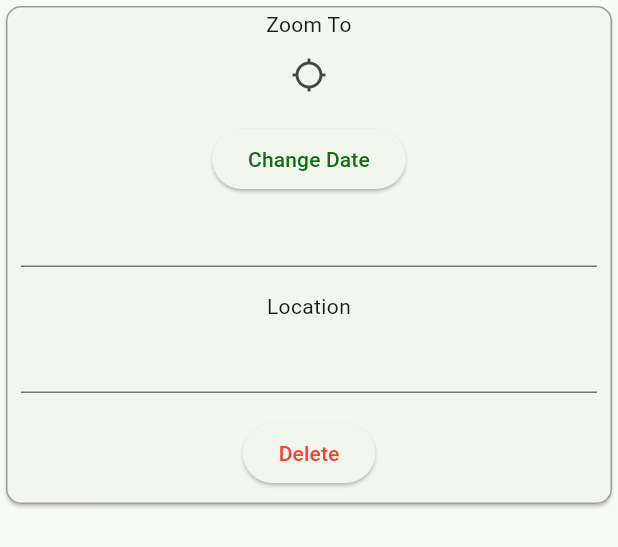
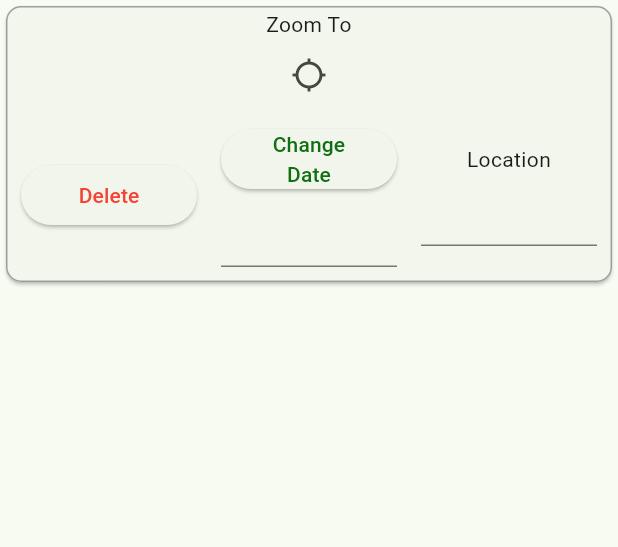
Before and after one commit to tayloraj10/TrashMap, a Flutter app: the SubmissionEditor widget shown alone on an empty page, opened directly with empty values, after a tap on "Delete", on a phone screen of 412 x 824 dp. Shown: the top 547 px of the screen. Run offline on Flutter 3.47's test engine with Material 3 defaults, Android fonts, the phone set to English and light mode, and no system bars; our stand-ins replace cloud_firestore, firebase_auth, firebase_core, geolocator, google_maps_flutter, sliding_up_panel; missing offline and left inert: flutterfire_ui, pointer_interceptor; accounts and stored records are empty; generated files the repository leaves out were written again; statements that could not run were skipped.

Commit message:
rework app drawer to better manage submissions

```diff
--- a/lib/components/map_drawer.dart
+++ b/lib/components/map_drawer.dart
@@ -11,6 +11,8 @@ class MapDrawer extends StatefulWidget {
 }
 
 class _MapDrawerState extends State<MapDrawer> {
+  bool showCleanups = true;
+
   final Stream<QuerySnapshot> _cleanupsStream = FirebaseFirestore.instance
       .collection('cleanups')
       .where('uid', isEqualTo: FirebaseAuth.instance.currentUser!.uid)
@@ -33,20 +35,37 @@ class _MapDrawerState extends State<MapDrawer> {
           : MediaQuery.of(context).size.width * .25,
       child: ListView(
         children: <Widget>[
+          Row(
+            mainAxisAlignment: MainAxisAlignment.center,
+            children: [
               const Padding(
                 padding: EdgeInsets.all(14),
                 child: Text(
                   'Manage Your Submissions',
-              style: TextStyle(fontWeight: FontWeight.w500, fontSize: 18),
+                  style: TextStyle(fontWeight: FontWeight.bold, fontSize: 18),
                 ),
               ),
+              ElevatedButton.icon(
+                icon: const Icon(Icons.swap_horiz),
+                label: Text(showCleanups ? 'Cleanups' : 'Trash Reports',
+                    style: const TextStyle(
+                        fontWeight: FontWeight.bold, fontSize: 16)),
+                onPressed: () {
+                  setState(() {
+                    showCleanups = !showCleanups;
+                  });
+                },
+              )
+            ],
+          ),
+          if (showCleanups) ...[
             Container(
               color: Colors.green,
               child: const Padding(
                 padding: EdgeInsets.symmetric(horizontal: 14, vertical: 8),
                 child: Text(
                   'Your Cleanups',
-                style: TextStyle(fontWeight: FontWeight.w500, fontSize: 16),
+                  style: TextStyle(fontWeight: FontWeight.bold, fontSize: 16),
                 ),
               ),
             ),
@@ -63,7 +82,6 @@ class _MapDrawerState extends State<MapDrawer> {
                     child: Text('Error: ${snapshot.error}'),
                   );
                 } else {
-                // final data = snapshot.data
                   return Container(
                     color: Colors.green,
                     child: ListView(
@@ -87,13 +105,15 @@ class _MapDrawerState extends State<MapDrawer> {
                 }
               },
             ),
+          ],
+          if (!showCleanups) ...[
             Container(
               color: Colors.red,
               child: const Padding(
                 padding: EdgeInsets.symmetric(horizontal: 14, vertical: 8),
                 child: Text(
                   'Your Trash Reports',
-                style: TextStyle(fontWeight: FontWeight.w500, fontSize: 16),
+                  style: TextStyle(fontWeight: FontWeight.bold, fontSize: 16),
                 ),
               ),
             ),
@@ -112,7 +132,6 @@ class _MapDrawerState extends State<MapDrawer> {
                       child: Text('Error: ${snapshot.error}'),
                     );
                   } else {
-                  // final data = snapshot.data;
                     return ListView(
                       physics: const NeverScrollableScrollPhysics(),
                       primary: false,
@@ -132,7 +151,8 @@ class _MapDrawerState extends State<MapDrawer> {
                   }
                 },
               ),
-          )
+            ),
+          ]
         ],
       ),
     );
--- a/lib/components/submission_editor.dart
+++ b/lib/components/submission_editor.dart
@@ -83,14 +83,11 @@ class _SubmissionEditorState extends State<SubmissionEditor> {
             ),
             child: Padding(
               padding: const EdgeInsets.all(2),
-              child: Wrap(
-                  crossAxisAlignment: WrapCrossAlignment.center,
-                  alignment: WrapAlignment.center,
-                  runAlignment: WrapAlignment.center,
-                  direction: Axis.horizontal,
-                  // shrinkWrap: true,
-                  // gridDelegate: const SliverGridDelegateWithFixedCrossAxisCount(
-                  //     crossAxisCount: 3, childAspectRatio: 1.5),
+              child: LayoutBuilder(
+                builder: (context, constraints) {
+                  if (constraints.maxWidth < 600) {
+                    // Small screen layout
+                    return Column(
                       children: [
                         GridTile(
                           child: Column(
@@ -102,7 +99,82 @@ class _SubmissionEditorState extends State<SubmissionEditor> {
                               ),
                               IconButton(
                                   onPressed: () => {
-                                    Provider.of<AppData>(context, listen: false)
+                                        Provider.of<AppData>(context,
+                                                listen: false)
+                                            .getMapController
+                                            .animateCamera(
+                                                CameraUpdate.newLatLngZoom(
+                                                    LatLng(widget.data['lat'],
+                                                        widget.data['lng']),
+                                                    18))
+                                      },
+                                  icon: const Icon(Icons.location_searching))
+                            ],
+                          ),
+                        ),
+                        Table(
+                          columnWidths: const <int, TableColumnWidth>{},
+                          defaultVerticalAlignment:
+                              TableCellVerticalAlignment.middle,
+                          children: [
+                            TableRow(children: [
+                              Padding(
+                                padding: const EdgeInsets.all(8.0),
+                                child: ElevatedButton(
+                                    onPressed: () => {delete(widget.id)},
+                                    child: const Text(
+                                      'Delete',
+                                      style: TextStyle(color: Colors.red),
+                                    )),
+                              ),
+                              PropertyTile(
+                                  title: 'Change Date',
+                                  controller: _dateController,
+                                  keyboardType: TextInputType.datetime),
+                              PropertyTile(
+                                title: 'Location',
+                                controller: _locationController,
+                              ),
+                            ]),
+                            if (widget.type == 'cleanups')
+                              TableRow(children: [
+                                PropertyTile(
+                                  title: 'Group',
+                                  controller: _groupController,
+                                ),
+                                PropertyTile(
+                                    title: '# of Bags',
+                                    controller: _bagsController,
+                                    keyboardType: TextInputType.number),
+                                PropertyTile(
+                                    title: 'Pounds of Trash Cleaned',
+                                    controller: _weightController,
+                                    keyboardType: TextInputType.number),
+                              ]),
+                          ],
+                        ),
+                      ],
+                    );
+                  } else {
+                    // Large screen layout
+                    return Table(
+                      columnWidths: const <int, TableColumnWidth>{},
+                      defaultVerticalAlignment:
+                          TableCellVerticalAlignment.middle,
+                      children: [
+                        TableRow(children: [
+                          GridTile(
+                            child: Column(
+                              mainAxisAlignment: MainAxisAlignment.center,
+                              children: [
+                                const Text(
+                                  'Zoom To',
+                                  textAlign: TextAlign.center,
+                                ),
+                                IconButton(
+                                    onPressed: () => {
+                                          Provider.of<AppData>(context,
+                                                  listen: false)
                                               .getMapController
                                               .animateCamera(
                                                   CameraUpdate.newLatLngZoom(
@@ -146,7 +218,12 @@ class _SubmissionEditorState extends State<SubmissionEditor> {
                                   style: TextStyle(color: Colors.red),
                                 )),
                           ),
-                  ]),
+                        ])
+                      ],
+                    );
+                  }
+                },
+              ),
             ),
           ),
         ),
--- a/lib/screens/map_page.dart
+++ b/lib/screens/map_page.dart
@@ -1,6 +1,7 @@
 import 'package:firebase_auth/firebase_auth.dart';
 import 'package:flutter/material.dart';
 import 'package:provider/provider.dart';
+import 'package:sliding_up_panel/sliding_up_panel.dart';
 import 'package:trash_map/components/map_app_bar.dart';
 import 'package:trash_map/components/map_drawer.dart';
 import 'package:trash_map/components/trash_map.dart';
@@ -15,13 +16,16 @@ class MapPage extends StatelessWidget {
     return Scaffold(
       appBar: MapAppBar(),
       body: SafeArea(
-        child: Row(
+        child: Column(
           children: [
+            const Expanded(child: TrashMap()),
             if (Provider.of<AppData>(context, listen: true).getShowPanel)
-              const MapDrawer(),
-            const Expanded(
-              child: TrashMap(),
-            ),
+              SlidingUpPanel(
+                panel: const MapDrawer(),
+                parallaxEnabled: false,
+                minHeight: MediaQuery.of(context).size.height * .55,
+                maxHeight: MediaQuery.of(context).size.height * .55,
+              )
           ],
         ),
       ),
--- a/pubspec.yaml
+++ b/pubspec.yaml
@@ -43,6 +43,7 @@ dependencies:
   intl: ^0.18.1
   pointer_interceptor: ^0.10.1
   provider: ^6.1.2
+  sliding_up_panel: ^2.0.0+1
 
 dev_dependencies:
   flutter_lints: ^2.0.0
```
Also changed, not shown: pubspec.lock. Lines whose indentation alone changed are shown as unchanged.
